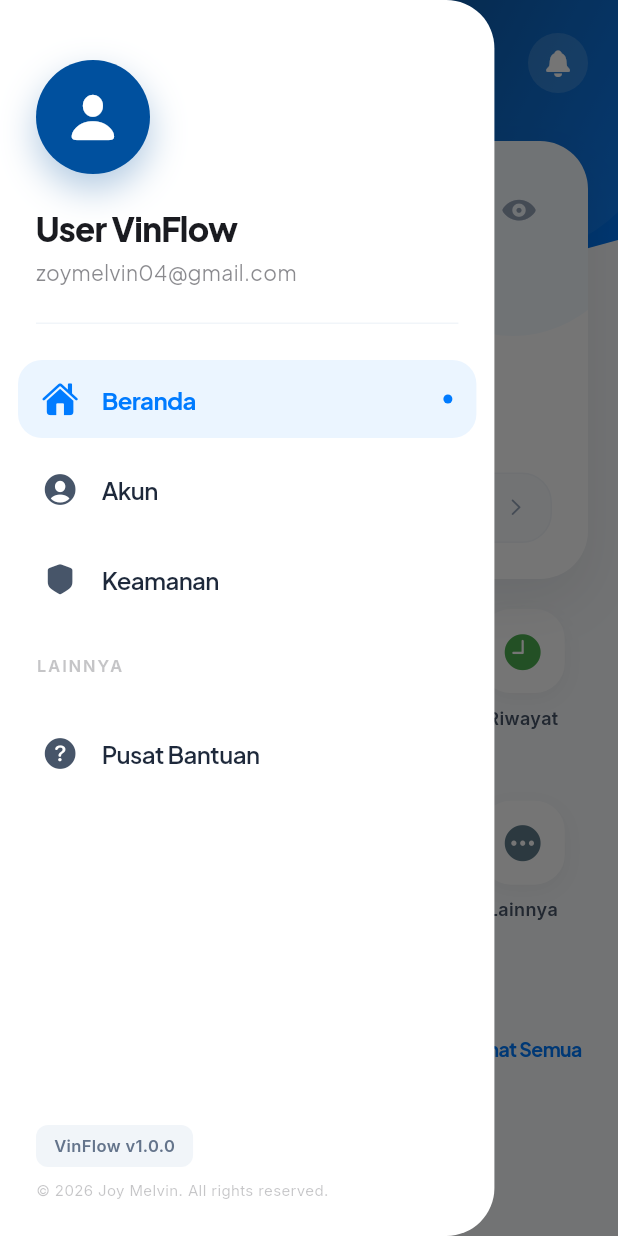
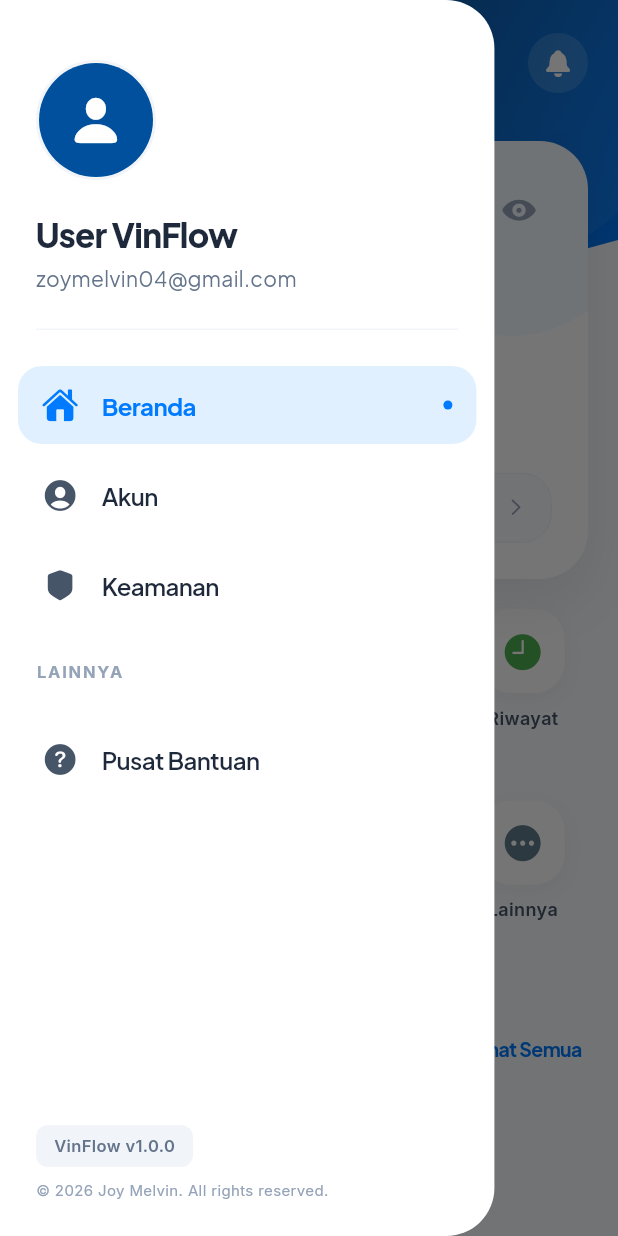
Before and after one commit to zoymelvin/VinFlow-app, a Flutter app: the screen it shows after launch, with the side drawer open, on a phone screen of 412 x 824 dp. Run offline on Flutter 3.47's test engine with Material 3 defaults, Android fonts, the phone set to English and light mode, and no system bars; our stand-ins replace cloud_firestore, dio, firebase_core, google_fonts, image_picker, syncfusion_flutter_charts; missing offline and left inert: cloudinary_public; accounts and stored records are empty.

Commit message:
VinFlow APP

```diff
--- a/lib/views/widgets/side_menu.dart
+++ b/lib/views/widgets/side_menu.dart
@@ -12,9 +12,10 @@ class SideMenu extends StatelessWidget {
   @override
   Widget build(BuildContext context) {
     return Container(
+      // Gunakan warna solid Colors.white agar tidak glitch abu-abu
       width: MediaQuery.of(context).size.width * 0.80,
       decoration: const BoxDecoration(
-        color: CupertinoColors.systemBackground,
+        color: Colors.white,
         borderRadius: BorderRadius.only(
           topRight: Radius.circular(32),
           bottomRight: Radius.circular(32),
@@ -37,8 +38,8 @@ class SideMenu extends StatelessWidget {
                 if (snapshot.hasData && snapshot.data!.exists) {
                   final data = snapshot.data!.data() as Map<String, dynamic>;
                   name = data['name'] ?? name;
-                  email = data['email'] ?? email; // EMAIL DINAMIS
-                  profileUrl = data['profileImageUrl']; // FOTO DINAMIS
+                  email = data['email'] ?? email;
+                  profileUrl = data['profileImageUrl'];
                 }
 
                 return Padding(
@@ -46,21 +47,16 @@ class SideMenu extends StatelessWidget {
                   child: Column(
                     crossAxisAlignment: CrossAxisAlignment.start,
                     children: [
+                      // PERBAIKAN: Hapus BoxShadow berat untuk menghindari glitch abu-abu
                       Container(
-                        decoration: BoxDecoration(
+                        decoration: const BoxDecoration(
                           shape: BoxShape.circle,
-                          boxShadow: [
-                            BoxShadow(
-                              color: const Color(0xFF00509E).withOpacity(0.3),
-                              blurRadius: 20,
-                              offset: const Offset(0, 10),
-                            ),
-                          ],
+                          // Border tipis sebagai ganti Shadow agar tetap terlihat premium
+                          border: Border.fromBorderSide(BorderSide(color: Color(0xFFF1F5F9), width: 2)),
                         ),
                         child: CircleAvatar(
                           radius: 38,
                           backgroundColor: const Color(0xFF00509E),
-                          // LOGIKA MENAMPILKAN FOTO CLOUDINARY DI SIDE MENU
                           backgroundImage: (profileUrl != null && profileUrl.isNotEmpty)
                               ? NetworkImage(profileUrl)
                               : null,
@@ -77,6 +73,7 @@ class SideMenu extends StatelessWidget {
                           fontSize: 22,
                           fontWeight: FontWeight.w800,
                           letterSpacing: -0.5,
+                          color: const Color(0xFF1E293B),
                         ),
                       ),
                       const SizedBox(height: 4),
@@ -84,7 +81,7 @@ class SideMenu extends StatelessWidget {
                         email,
                         style: GoogleFonts.plusJakartaSans(
                           fontSize: 14,
-                          color: CupertinoColors.secondaryLabel,
+                          color: const Color(0xFF64748B),
                           fontWeight: FontWeight.w400,
                         ),
                       ),
@@ -103,17 +100,17 @@ class SideMenu extends StatelessWidget {
               child: ListView(
                 padding: const EdgeInsets.symmetric(vertical: 20, horizontal: 12),
                 children: [
-                  _drawerItem(CupertinoIcons.house_fill, "Beranda", true, () {
+                  _drawerItem(context, CupertinoIcons.house_fill, "Beranda", true, () {
                     Navigator.pop(context);
                   }),
-                  _drawerItem(CupertinoIcons.person_crop_circle_fill, "Akun", false, () {
+                  _drawerItem(context, CupertinoIcons.person_crop_circle_fill, "Akun", false, () {
                     Navigator.pop(context);
                     Navigator.push(
                       context,
                       CupertinoPageRoute(builder: (context) => const ProfileScreen()),
                     );
                   }),
-                  _drawerItem(CupertinoIcons.shield_fill, "Keamanan", false, () {
+                  _drawerItem(context, CupertinoIcons.shield_fill, "Keamanan", false, () {
                     Navigator.pop(context);
                     Navigator.push(
                       context,
@@ -128,13 +125,13 @@ class SideMenu extends StatelessWidget {
                       style: TextStyle(
                         fontSize: 11,
                         fontWeight: FontWeight.w700,
-                        color: CupertinoColors.placeholderText,
+                        color: Color(0xFF94A3B8),
                         letterSpacing: 1.2,
                       ),
                     ),
                   ),
 
-                  _drawerItem(CupertinoIcons.question_circle_fill, "Pusat Bantuan", false, () {
+                  _drawerItem(context, CupertinoIcons.question_circle_fill, "Pusat Bantuan", false, () {
                     Navigator.pop(context);
                     Navigator.push(
                       context,
@@ -168,7 +165,7 @@ class SideMenu extends StatelessWidget {
                   const SizedBox(height: 8),
                   const Text(
                     "© 2026 Joy Melvin. All rights reserved.",
-                    style: TextStyle(fontSize: 10, color: CupertinoColors.placeholderText),
+                    style: TextStyle(fontSize: 10, color: Color(0xFF94A3B8)),
                   ),
                 ],
               ),
@@ -179,7 +176,7 @@ class SideMenu extends StatelessWidget {
     );
   }
 
-  Widget _drawerItem(IconData icon, String title, bool isSelected, VoidCallback onTap) {
+  Widget _drawerItem(BuildContext context, IconData icon, String title, bool isSelected, VoidCallback onTap) {
     return CupertinoButton(
       padding: EdgeInsets.zero,
       onPressed: onTap,
@@ -187,8 +184,9 @@ class SideMenu extends StatelessWidget {
         margin: const EdgeInsets.symmetric(vertical: 4),
         padding: const EdgeInsets.symmetric(horizontal: 16, vertical: 14),
         decoration: BoxDecoration(
+          // PERBAIKAN: Gunakan warna solid (tanpa Opacity) agar tidak lag di iPhone
           color: isSelected
-              ? const Color(0xFF007BFF).withOpacity(0.08)
+              ? const Color(0xFFE0F0FF) // Warna biru sangat muda tapi solid
               : Colors.transparent,
           borderRadius: BorderRadius.circular(16),
         ),
```
